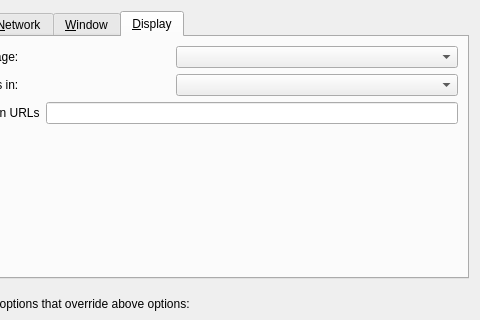
navcoin/navcoin-core, file src/qt/forms/optionsdialog.ui: the form before one commit; both pictures show x 135 to 615 and y 0 to 320 of the 615 by 440 pixel window.
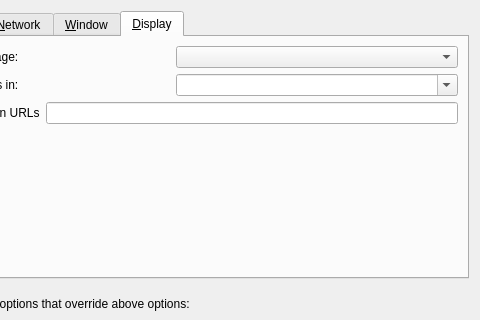
The form after the commit. The open tabs and pages were chosen to show the change. Custom widgets are drawn as their Qt base class.

Commit message: Updates for currency lists

```diff
--- a/src/qt/forms/optionsdialog.ui
+++ b/src/qt/forms/optionsdialog.ui
@@ -670,6 +670,12 @@
          </item>
          <item>
           <widget class="QValueComboBox" name="unit">
+           <property name="editable">
+            <bool>true</bool>
+           </property>
+           <property name="insertPolicy">
+            <enum>QComboBox::NoInsert</enum>
+           </property>
            <property name="toolTip">
             <string>Choose the default subdivision unit to show in the interface and when sending coins.</string>
            </property>
```
The commit also changes 2 other files.
